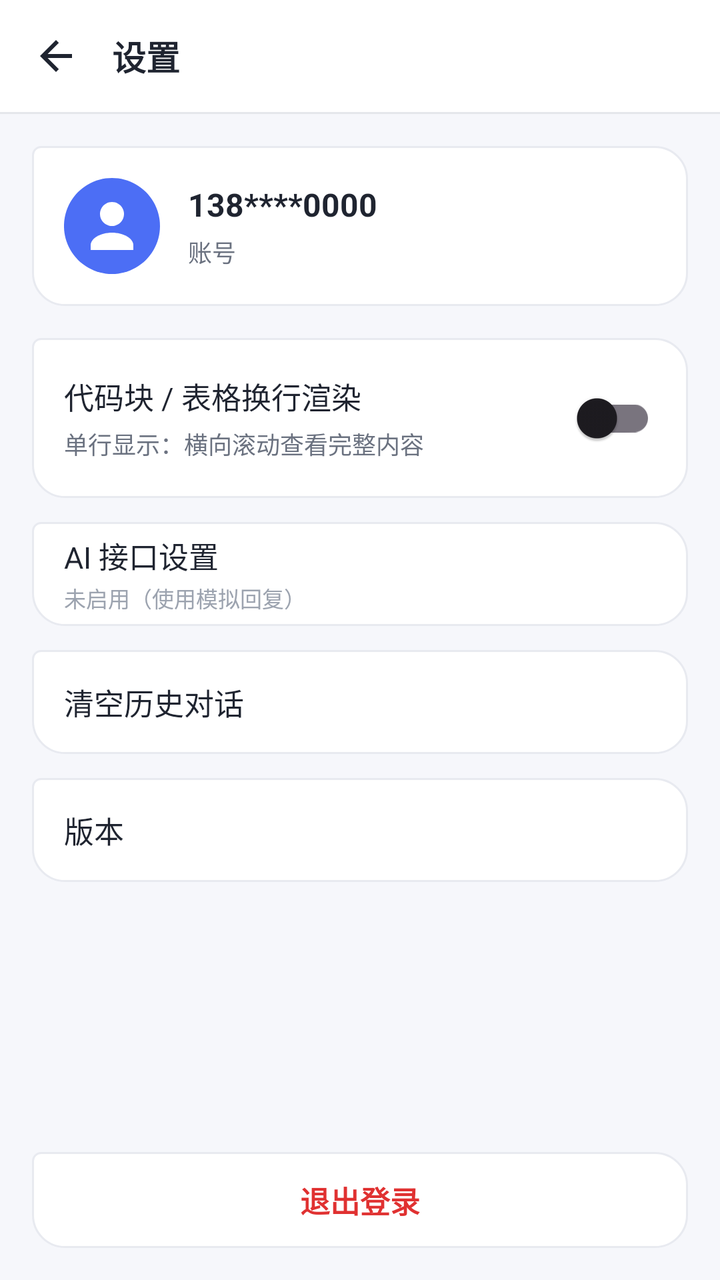
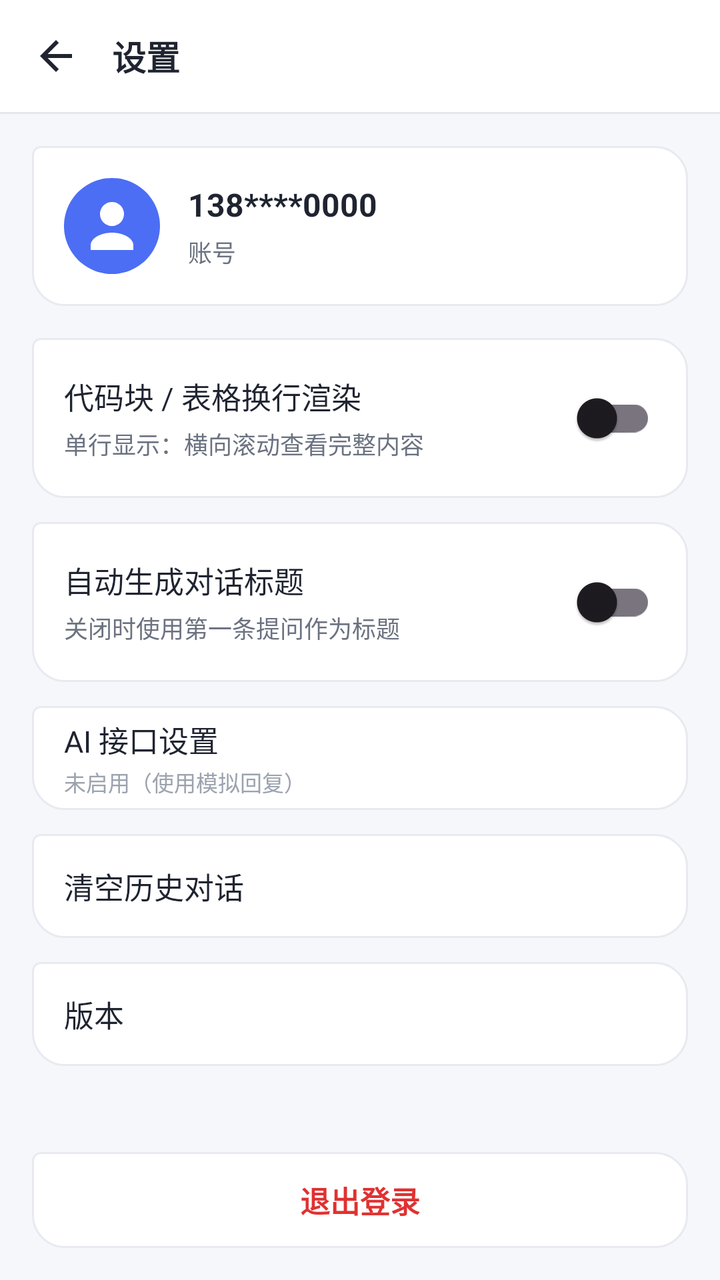

Compare the two renders of this Android layout. The source of the first and the diff that turns it into the second are given below.
<!-- AndroidManifest.xml: application theme Theme.DoudouX -->
<!-- res/layout/activity_settings.xml -->
<?xml version="1.0" encoding="utf-8"?>
<LinearLayout xmlns:android="http://schemas.android.com/apk/res/android"
    android:layout_width="match_parent"
    android:layout_height="match_parent"
    android:background="@color/bg_page"
    android:fitsSystemWindows="true"
    android:orientation="vertical">

    
    <LinearLayout
        android:layout_width="match_parent"
        android:layout_height="56dp"
        android:background="@color/bg_white"
        android:gravity="center_vertical"
        android:orientation="horizontal"
        android:paddingStart="8dp"
        android:paddingEnd="16dp">

        <ImageButton
            android:id="@+id/btnBack"
            android:layout_width="40dp"
            android:layout_height="40dp"
            android:background="?attr/selectableItemBackgroundBorderless"
            android:contentDescription="@string/action_back"
            android:src="@drawable/ic_back" />

        <TextView
            android:layout_width="wrap_content"
            android:layout_height="wrap_content"
            android:layout_marginStart="8dp"
            android:text="@string/settings_title"
            android:textColor="@color/text_primary"
            android:textSize="17sp"
            android:textStyle="bold" />
    </LinearLayout>

    <View
        android:layout_width="match_parent"
        android:layout_height="1dp"
        android:background="@color/divider" />

    
    <LinearLayout
        android:layout_width="match_parent"
        android:layout_height="wrap_content"
        android:layout_margin="16dp"
        android:background="@drawable/bubble_ai"
        android:gravity="center_vertical"
        android:orientation="horizontal"
        android:padding="16dp">

        <ImageView
            android:layout_width="48dp"
            android:layout_height="48dp"
            android:contentDescription="@string/settings_account"
            android:src="@drawable/ic_avatar" />

        <LinearLayout
            android:layout_width="wrap_content"
            android:layout_height="wrap_content"
            android:layout_marginStart="14dp"
            android:orientation="vertical">

            <TextView
                android:id="@+id/tvSettingsAccount"
                android:layout_width="wrap_content"
                android:layout_height="wrap_content"
                android:text="138****0000"
                android:textColor="@color/text_primary"
                android:textSize="16sp"
                android:textStyle="bold" />

            <TextView
                android:layout_width="wrap_content"
                android:layout_height="wrap_content"
                android:layout_marginTop="4dp"
                android:text="@string/settings_account"
                android:textColor="@color/text_secondary"
                android:textSize="12sp" />
        </LinearLayout>
    </LinearLayout>

    
    <LinearLayout
        android:layout_width="match_parent"
        android:layout_height="wrap_content"
        android:layout_marginStart="16dp"
        android:layout_marginEnd="16dp"
        android:background="@drawable/bubble_ai"
        android:gravity="center_vertical"
        android:orientation="horizontal"
        android:padding="16dp">

        <LinearLayout
            android:layout_width="0dp"
            android:layout_height="wrap_content"
            android:layout_weight="1"
            android:orientation="vertical">

            <TextView
                android:layout_width="wrap_content"
                android:layout_height="wrap_content"
                android:text="@string/settings_code_mode"
                android:textColor="@color/text_primary"
                android:textSize="15sp" />

            <TextView
                android:id="@+id/tvCodeModeSubtitle"
                android:layout_width="wrap_content"
                android:layout_height="wrap_content"
                android:layout_marginTop="4dp"
                android:text="@string/settings_code_mode_subtitle_off"
                android:textColor="@color/text_secondary"
                android:textSize="12sp" />
        </LinearLayout>

        <androidx.appcompat.widget.SwitchCompat
            android:id="@+id/switchCodeWrap"
            android:layout_width="wrap_content"
            android:layout_height="wrap_content" />
    </LinearLayout>

    
    <LinearLayout
        android:id="@+id/btnApiSettings"
        android:layout_width="match_parent"
        android:layout_height="52dp"
        android:layout_marginStart="16dp"
        android:layout_marginTop="12dp"
        android:layout_marginEnd="16dp"
        android:background="@drawable/bubble_ai"
        android:gravity="center_vertical"
        android:orientation="horizontal"
        android:paddingStart="16dp"
        android:paddingEnd="16dp">

        <LinearLayout
            android:layout_width="0dp"
            android:layout_height="wrap_content"
            android:layout_weight="1"
            android:orientation="vertical">

            <TextView
                android:layout_width="wrap_content"
                android:layout_height="wrap_content"
                android:text="@string/settings_api_entry"
                android:textColor="@color/text_primary"
                android:textSize="15sp" />

            <TextView
                android:id="@+id/tvApiStatus"
                android:layout_width="wrap_content"
                android:layout_height="wrap_content"
                android:layout_marginTop="2dp"
                android:text="@string/settings_api_status_mock"
                android:textColor="@color/text_hint"
                android:textSize="11sp" />
        </LinearLayout>
    </LinearLayout>

    
    <TextView
        android:id="@+id/btnClearHistory"
        android:layout_width="match_parent"
        android:layout_height="52dp"
        android:layout_marginStart="16dp"
        android:layout_marginTop="12dp"
        android:layout_marginEnd="16dp"
        android:background="@drawable/bubble_ai"
        android:gravity="center_vertical"
        android:paddingStart="16dp"
        android:paddingEnd="16dp"
        android:text="@string/settings_clear_history"
        android:textColor="@color/text_primary"
        android:textSize="15sp" />

    
    <TextView
        android:id="@+id/tvVersion"
        android:layout_width="match_parent"
        android:layout_height="52dp"
        android:layout_marginStart="16dp"
        android:layout_marginTop="12dp"
        android:layout_marginEnd="16dp"
        android:background="@drawable/bubble_ai"
        android:gravity="center_vertical"
        android:paddingStart="16dp"
        android:paddingEnd="16dp"
        android:text="@string/settings_version"
        android:textColor="@color/text_primary"
        android:textSize="15sp" />

    <View
        android:layout_width="match_parent"
        android:layout_height="0dp"
        android:layout_weight="1" />

    
    <TextView
        android:id="@+id/btnLogout"
        android:layout_width="match_parent"
        android:layout_height="48dp"
        android:layout_margin="16dp"
        android:background="@drawable/bubble_ai"
        android:gravity="center"
        android:text="@string/drawer_logout"
        android:textColor="@color/danger"
        android:textSize="15sp"
        android:textStyle="bold" />
</LinearLayout>
<!-- resources referenced by this layout -->
<resources>
  <color name="bg_page">#F6F7FB</color>
  <color name="bg_white">#FFFFFF</color>
  <color name="danger">#E03131</color>
  <color name="divider">#E5E7EB</color>
  <color name="text_hint">#9CA3AF</color>
  <color name="text_primary">#1F2430</color>
  <color name="text_secondary">#6B7280</color>
  <!-- drawable bubble_ai (drawable) -->
  <?xml version="1.0" encoding="utf-8"?>
  <shape xmlns:android="http://schemas.android.com/apk/res/android"
      android:shape="rectangle">
      <solid android:color="@color/bg_bubble_ai" />
      <stroke
          android:width="1dp"
          android:color="@color/stroke_bubble" />
      <corners
          android:topLeftRadius="4dp"
          android:topRightRadius="@dimen/bubble_radius"
          android:bottomLeftRadius="@dimen/bubble_radius"
          android:bottomRightRadius="@dimen/bubble_radius" />
  </shape>
  <!-- drawable ic_avatar (drawable) -->
  <?xml version="1.0" encoding="utf-8"?>
  <vector xmlns:android="http://schemas.android.com/apk/res/android"
      android:width="36dp"
      android:height="36dp"
      android:viewportWidth="36"
      android:viewportHeight="36">
      <path
          android:fillColor="#4C6EF5"
          android:pathData="M18,0 a18,18 0 1,1 -0.01,0 Z" />
      <path
          android:fillColor="#FFFFFF"
          android:pathData="M18,9 a4.5,4.5 0 1,1 -0.01,0 Z" />
      <path
          android:fillColor="#FFFFFF"
          android:pathData="M18,20.5c-4.2,0 -8,2.1 -8,4.7L10,27 L26,27 L26,25.2c0,-2.6 -3.8,-4.7 -8,-4.7z" />
  </vector>
  <!-- drawable ic_back (drawable) -->
  <?xml version="1.0" encoding="utf-8"?>
  <vector xmlns:android="http://schemas.android.com/apk/res/android"
      android:width="24dp"
      android:height="24dp"
      android:viewportWidth="24"
      android:viewportHeight="24">
      <path
          android:fillColor="#1F2430"
          android:pathData="M20,11 L7.83,11 13.42,5.41 12,4 4,12 12,20 13.41,18.59 7.83,13 20,13 Z" />
  </vector>
  <string name="action_back">返回</string>
  <string name="drawer_logout">退出登录</string>
  <string name="settings_account">账号</string>
  <string name="settings_api_entry">AI 接口设置</string>
  <string name="settings_api_status_mock">未启用（使用模拟回复）</string>
  <string name="settings_clear_history">清空历史对话</string>
  <string name="settings_code_mode">代码块 / 表格换行渲染</string>
  <string name="settings_code_mode_subtitle_off">单行显示：横向滚动查看完整内容</string>
  <string name="settings_title">设置</string>
  <string name="settings_version">版本</string>
  <style name="Theme.DoudouX" parent="Theme.Material3.Light.NoActionBar">
          <item name="colorPrimary">@color/primary</item>
          <item name="colorPrimaryVariant">@color/primary_dark</item>
          <item name="colorOnPrimary">@color/text_on_primary</item>
          <item name="colorSecondary">@color/accent</item>
          <item name="android:statusBarColor">@android:color/transparent</item>
          <item name="android:windowBackground">@color/bg_page</item>
      </style>
  <color name="bg_bubble_ai">#FFFFFF</color>
  <color name="stroke_bubble">#E8EAf0</color>
  <dimen name="bubble_radius">16dp</dimen>
  <color name="primary">#5B6BF0</color>
  <color name="primary_dark">#4758D8</color>
  <color name="text_on_primary">#FFFFFF</color>
  <color name="accent">#875BFA</color>
</resources>

<!-- the commit's change to res/layout/activity_settings.xml (unified diff, before → after) -->
@@ -122,6 +122,47 @@
 
     
     <LinearLayout
+        android:layout_width="match_parent"
+        android:layout_height="wrap_content"
+        android:layout_marginStart="16dp"
+        android:layout_marginTop="12dp"
+        android:layout_marginEnd="16dp"
+        android:background="@drawable/bubble_ai"
+        android:gravity="center_vertical"
+        android:orientation="horizontal"
+        android:padding="16dp">
+
+        <LinearLayout
+            android:layout_width="0dp"
+            android:layout_height="wrap_content"
+            android:layout_weight="1"
+            android:orientation="vertical">
+
+            <TextView
+                android:layout_width="wrap_content"
+                android:layout_height="wrap_content"
+                android:text="@string/settings_auto_title"
+                android:textColor="@color/text_primary"
+                android:textSize="15sp" />
+
+            <TextView
+                android:id="@+id/tvAutoTitleSubtitle"
+                android:layout_width="wrap_content"
+                android:layout_height="wrap_content"
+                android:layout_marginTop="4dp"
+                android:text="@string/settings_auto_title_subtitle_off"
+                android:textColor="@color/text_secondary"
+                android:textSize="12sp" />
+        </LinearLayout>
+
+        <androidx.appcompat.widget.SwitchCompat
+            android:id="@+id/switchAutoTitle"
+            android:layout_width="wrap_content"
+            android:layout_height="wrap_content" />
+    </LinearLayout>
+
+    
+    <LinearLayout
         android:id="@+id/btnApiSettings"
         android:layout_width="match_parent"
         android:layout_height="52dp"
<!-- resource entries referenced after the edit -->
@@ -54,6 +54,8 @@
   <string name="settings_account">账号</string>
   <string name="settings_api_entry">AI 接口设置</string>
   <string name="settings_api_status_mock">未启用（使用模拟回复）</string>
+  <string name="settings_auto_title">自动生成对话标题</string>
+  <string name="settings_auto_title_subtitle_off">关闭时使用第一条提问作为标题</string>
   <string name="settings_clear_history">清空历史对话</string>
   <string name="settings_code_mode">代码块 / 表格换行渲染</string>
   <string name="settings_code_mode_subtitle_off">单行显示：横向滚动查看完整内容</string>
